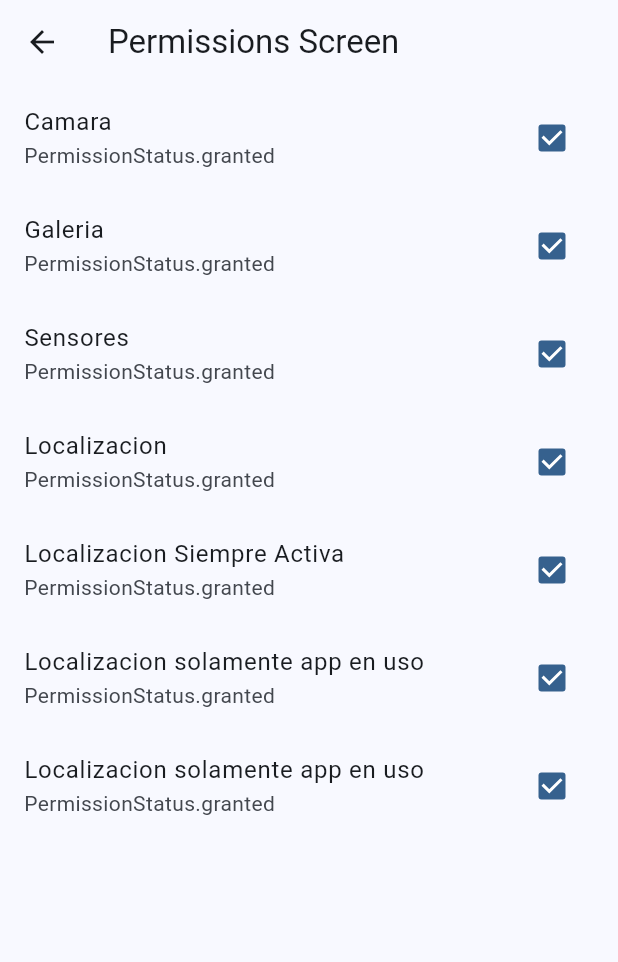
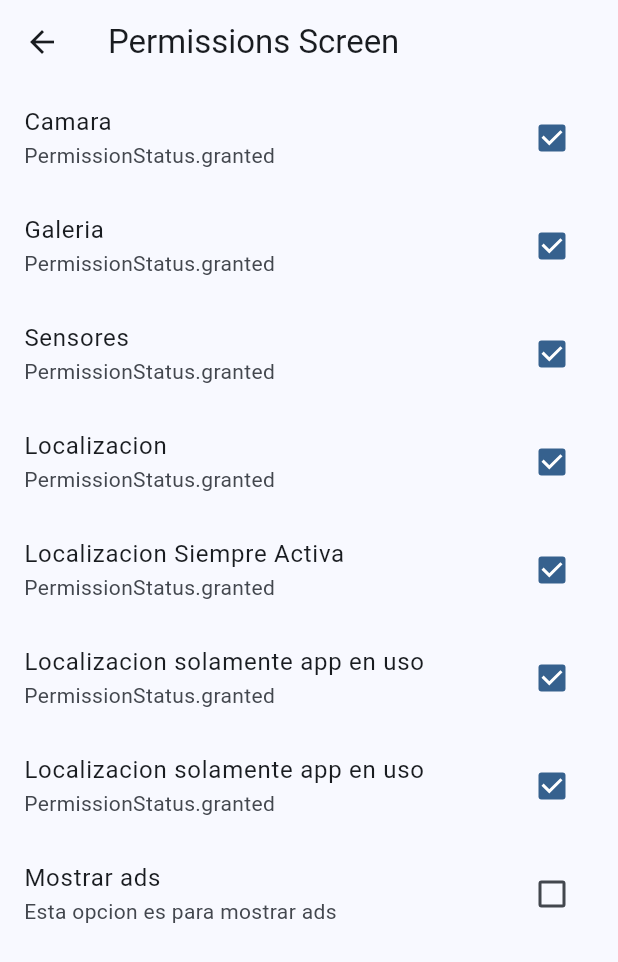
Before and after one commit to tripleP16/misceleanos, a Flutter app: the screen it shows after launch, after a tap on the "settings" icon, on a phone screen of 412 x 824 dp. Shown: the top 962 px of the screen. Run offline on Flutter 3.47's test engine with Material 3 defaults, Android fonts, the phone set to English and light mode, and no system bars; our stand-ins replace dio, flutter_compass, flutter_riverpod, geolocator, go_router, google_fonts and 9 more; missing offline and left inert: flutter_app_badger, quick_actions; network calls fail.

Commit message:
show adds done

```diff
--- a/lib/presentation/providers/ads/admob_providers.dart
+++ b/lib/presentation/providers/ads/admob_providers.dart
@@ -1,9 +1,13 @@
 import 'package:flutter_riverpod/flutter_riverpod.dart';
 import 'package:google_mobile_ads/google_mobile_ads.dart';
 import 'package:second_app/config/config.dart';
+import 'package:second_app/presentation/providers/ads/show_provider.dart';
 
 final adBannerProvider = FutureProvider<BannerAd>((ref) async {
-  //TODO: validar si se muestran o no los ads
+  final showAds = ref.watch(showAdsProvider);
+
+  if (!showAds) throw 'Ads are not enabled';
+
   final ad = await AdmobPlugin.loadBannerAd();
 
   return ad;
@@ -11,16 +15,18 @@ final adBannerProvider = FutureProvider<BannerAd>((ref) async {
 
 final adInterstitialProvider =
     FutureProvider.autoDispose<InterstitialAd>((ref) async {
-  //TODO: validar si se muestran o no los ads
+  final showAds = ref.watch(showAdsProvider);
+
+  if (!showAds) throw 'Ads are not enabled';
   final ad = await AdmobPlugin.loadInterstitialAd();
 
   return ad;
 });
 
+final adRewardedProvider = FutureProvider.autoDispose<RewardedAd>((ref) async {
+  final showAds = ref.watch(showAdsProvider);
 
-final adRewardedProvider =
-    FutureProvider.autoDispose<RewardedAd>((ref) async {
-  //TODO: validar si se muestran o no los ads
+  if (!showAds) throw 'Ads are not enabled';
   final ad = await AdmobPlugin.loadRewardedAd();
 
   return ad;
--- a/lib/presentation/providers/ads/show_provider.dart
+++ b/lib/presentation/providers/ads/show_provider.dart
@@ -4,7 +4,7 @@ import 'package:second_app/config/plugins/shared_preferences_plugin.dart';
 const storeKey = 'showAds';
 
 class ShowAdsNotifier extends StateNotifier<bool> {
-  ShowAdsNotifier() : super(false) {
+  ShowAdsNotifier() : super(true) {
     checkState();
   }
 
--- a/lib/presentation/screens/permissions/permissions_screen.dart
+++ b/lib/presentation/screens/permissions/permissions_screen.dart
@@ -22,6 +22,7 @@ class _PermissionsView extends ConsumerWidget {
   @override
   Widget build(BuildContext context, ref) {
     final permissions = ref.watch(permissionsProvider);
+    final showAds = ref.watch(showAdsProvider);
 
     return ListView(
       children: [
@@ -32,15 +33,15 @@ class _PermissionsView extends ConsumerWidget {
             onChanged: (_) {
               ref.read(permissionsProvider.notifier).requestCameraAccess();
             }),
-
         CheckboxListTile(
             value: permissions.photoLibraryGranted,
             title: const Text('Galeria'),
             subtitle: Text('${permissions.photoLibrary}'),
             onChanged: (_) {
-              ref.read(permissionsProvider.notifier).requestPhotoLibraryAccess();
+              ref
+                  .read(permissionsProvider.notifier)
+                  .requestPhotoLibraryAccess();
             }),
-
         CheckboxListTile(
             value: permissions.sensorsGranted,
             title: const Text('Sensores'),
@@ -48,7 +49,6 @@ class _PermissionsView extends ConsumerWidget {
             onChanged: (_) {
               ref.read(permissionsProvider.notifier).requestSensorsAccess();
             }),
-
         CheckboxListTile(
             value: permissions.locationGranted,
             title: const Text('Localizacion'),
@@ -56,7 +56,6 @@ class _PermissionsView extends ConsumerWidget {
             onChanged: (_) {
               ref.read(permissionsProvider.notifier).requestLocationAccess();
             }),
-
         CheckboxListTile(
             value: permissions.locationAlwaysGranted,
             title: const Text('Localizacion Siempre Activa'),
@@ -64,7 +63,6 @@ class _PermissionsView extends ConsumerWidget {
             onChanged: (_) {
               ref.read(permissionsProvider.notifier).requestLocationAlways();
             }),
-
         CheckboxListTile(
             value: permissions.locationWhenInUseGranted,
             title: const Text('Localizacion solamente app en uso'),
@@ -72,7 +70,6 @@ class _PermissionsView extends ConsumerWidget {
             onChanged: (_) {
               ref.read(permissionsProvider.notifier).requestLocationWhenInUse();
             }),
-
         CheckboxListTile(
             value: permissions.locationWhenInUseGranted,
             title: const Text('Localizacion solamente app en uso'),
@@ -80,6 +77,13 @@ class _PermissionsView extends ConsumerWidget {
             onChanged: (_) {
               ref.read(permissionsProvider.notifier).requestLocationWhenInUse();
             }),
+        CheckboxListTile(
+            value: showAds,
+            title: const Text('Mostrar ads'),
+            subtitle: const Text('Esta opcion es para mostrar ads'),
+            onChanged: (_) {
+              ref.read(showAdsProvider.notifier).toggleAds();
+            }),
       ],
     );
   }
```
Lines whose indentation alone changed are shown as unchanged.
